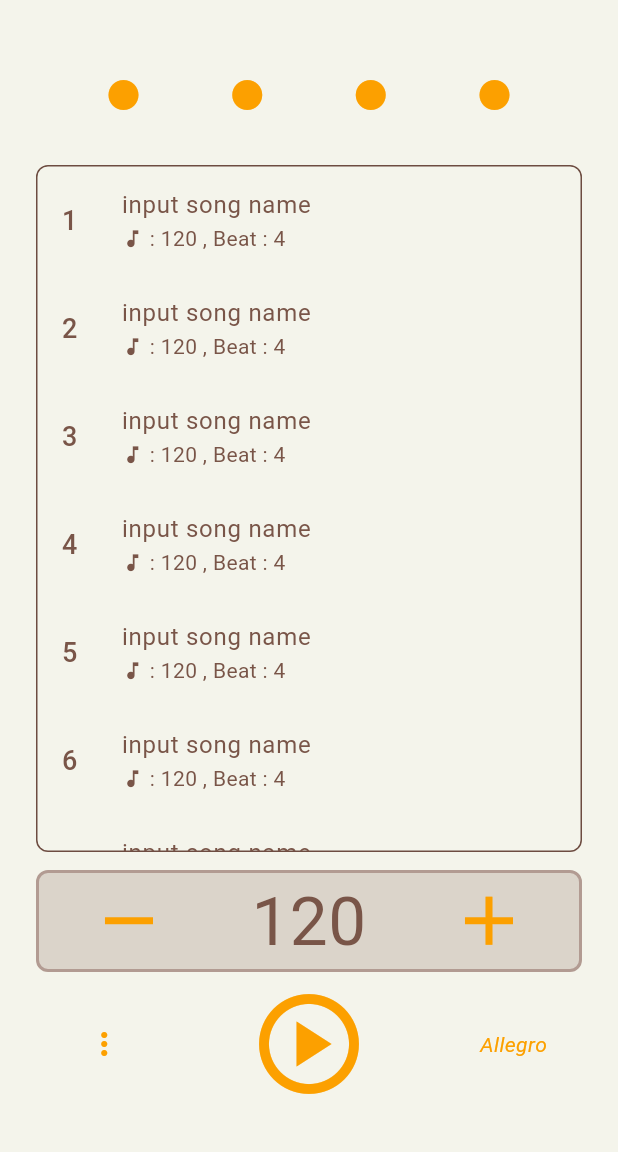
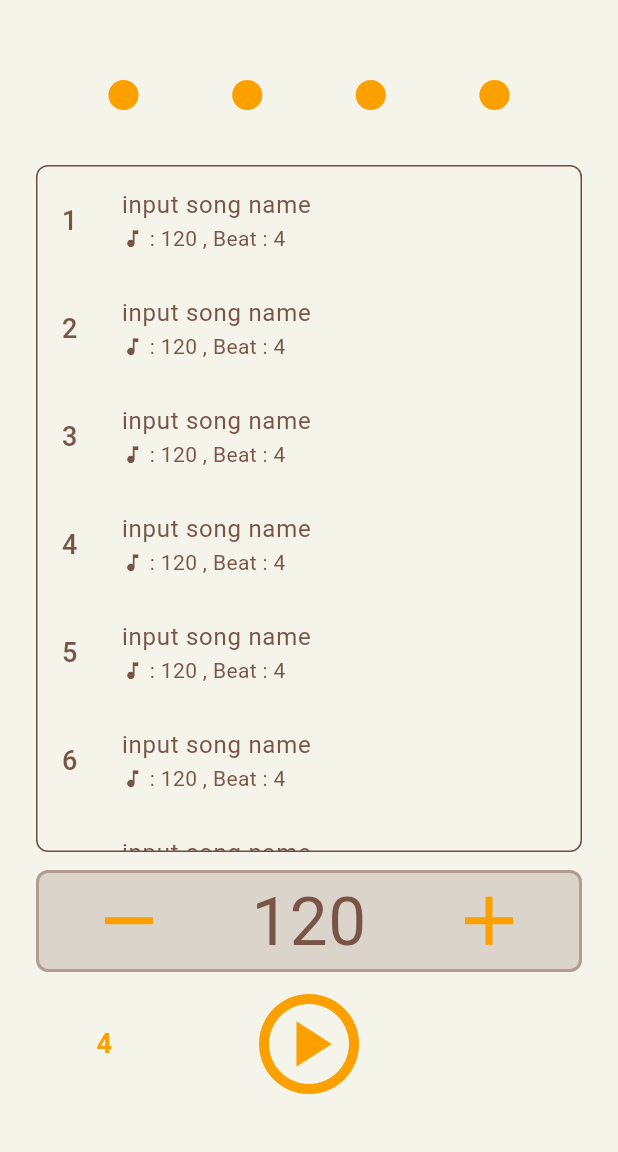
Before and after one commit to hynje/metronome, a Flutter app: the screen it shows after launch, on a phone screen of 412 x 824 dp, the part 84-1236 px from its top. Run offline on Flutter 3.47's test engine with Material 3 defaults, Android fonts, the phone set to English and light mode, and no system bars; our stand-ins replace audioplayers, shared_preferences; missing offline and left inert: dart:ffi.

Commit message:
버그 수정

```diff
--- a/lib/widgets/metronome.dart
+++ b/lib/widgets/metronome.dart
@@ -1,4 +1,5 @@
 import 'dart:async';
+import 'dart:ffi';
 import 'package:flutter/material.dart';
 import 'package:audioplayers/audioplayers.dart';
 import 'package:metronome/provider.dart';
@@ -60,48 +61,9 @@ class _MetronomeState extends State<Metronome> {
     });
   }
 
-  String checkTempo(double presentBpm) {
-    if (40 <= presentBpm && presentBpm <= 44) {
-      return 'Lento';
-    } else if (44 < presentBpm && presentBpm <= 49) {
-      return 'Largo';
-    } else if (49 < presentBpm && presentBpm <= 54) {
-      return 'Larghetto';
-    } else if (54 < presentBpm && presentBpm <= 64) {
-      return 'Adagio';
-    } else if (64 < presentBpm && presentBpm <= 68) {
-      return 'Adagietto';
-    } else if (68 < presentBpm && presentBpm <= 72) {
-      return 'Andante moderato';
-    } else if (72 < presentBpm && presentBpm <= 77) {
-      return 'Andante';
-    } else if (77 < presentBpm && presentBpm <= 82) {
-      return 'Andantino';
-    } else if (82 < presentBpm && presentBpm <= 85) {
-      return 'Marcia moderato';
-    } else if (85 < presentBpm && presentBpm <= 97) {
-      return 'Moderato';
-    } else if (97 < presentBpm && presentBpm <= 109) {
-      return 'Allegretto';
-    } else if (109 < presentBpm && presentBpm <= 131) {
-      return 'Allegro';
-    } else if (131 < presentBpm && presentBpm <= 139) {
-      return 'Vivace';
-    } else if (139 < presentBpm && presentBpm <= 149) {
-      return 'Vivacissimo';
-    } else if (149 < presentBpm && presentBpm <= 167) {
-      return 'Allegrissimo';
-    } else if (167 < presentBpm && presentBpm <= 177) {
-      return 'Presto';
-    } else {
-      return 'Prestissimo';
-    }
-  }
-
   PopupMenuItem<String> menuItem(String text) {
     return PopupMenuItem<String>(
       enabled: true,
-      onTap: () {},
       value: text,
       height: 70,
       child: Center(
@@ -240,7 +202,7 @@ class _MetronomeState extends State<Metronome> {
                           flex: 1,
                           child: GestureDetector(
                             onTap: () {
-                              if (bpm > 40) {
+                              if (bpm < 265) {
                                 bpm = bpm + 1;
                               } else {
                                 bpm = 265;
@@ -272,11 +234,18 @@ class _MetronomeState extends State<Metronome> {
                       Expanded(
                         flex: 1,
                         child: PopupMenuButton(
+                          icon: Text(
+                            '$beat',
+                            style: const TextStyle(
+                                fontSize: 18,
+                                color: Color.fromARGB(255, 252, 160, 0),
+                                fontWeight: FontWeight.bold),
+                          ),
                           offset: const Offset(0, -30),
                           shape: RoundedRectangleBorder(
                             side:
                                 const BorderSide(width: 1, color: Colors.brown),
-                            borderRadius: BorderRadius.circular(7),
+                            borderRadius: BorderRadius.circular(8),
                           ),
                           shadowColor: const Color.fromARGB(255, 252, 160, 0),
                           elevation: 10,
@@ -312,20 +281,11 @@ class _MetronomeState extends State<Metronome> {
                               : const Icon(Icons.play_circle_outlined),
                         ),
                       ),
-                      Expanded(
-                        flex: 1,
-                        child: Text(
-                          textAlign: TextAlign.center,
-                          style: const TextStyle(
-                              fontStyle: FontStyle.italic,
-                              color: Color.fromARGB(255, 252, 160, 0)),
-                          checkTempo(appState.getBpm()),
-                        ),
-                      ),
+                      const Expanded(flex: 1, child: SizedBox.shrink()),
                     ],
                   ),
                 ],
-              ),
+              )
             ],
           ),
         );
```
